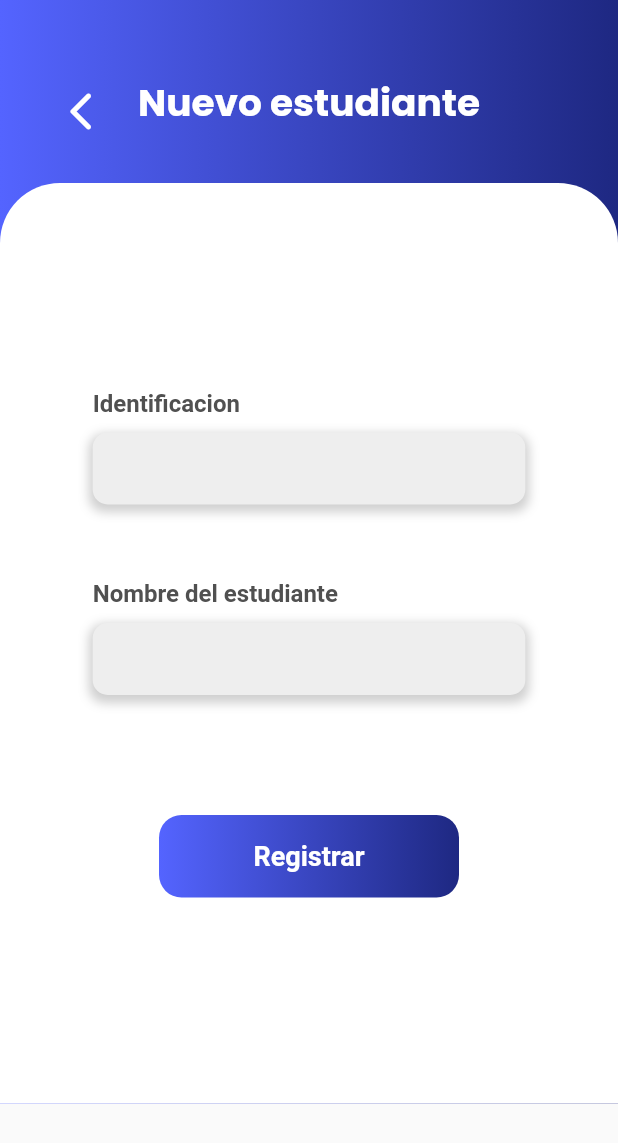
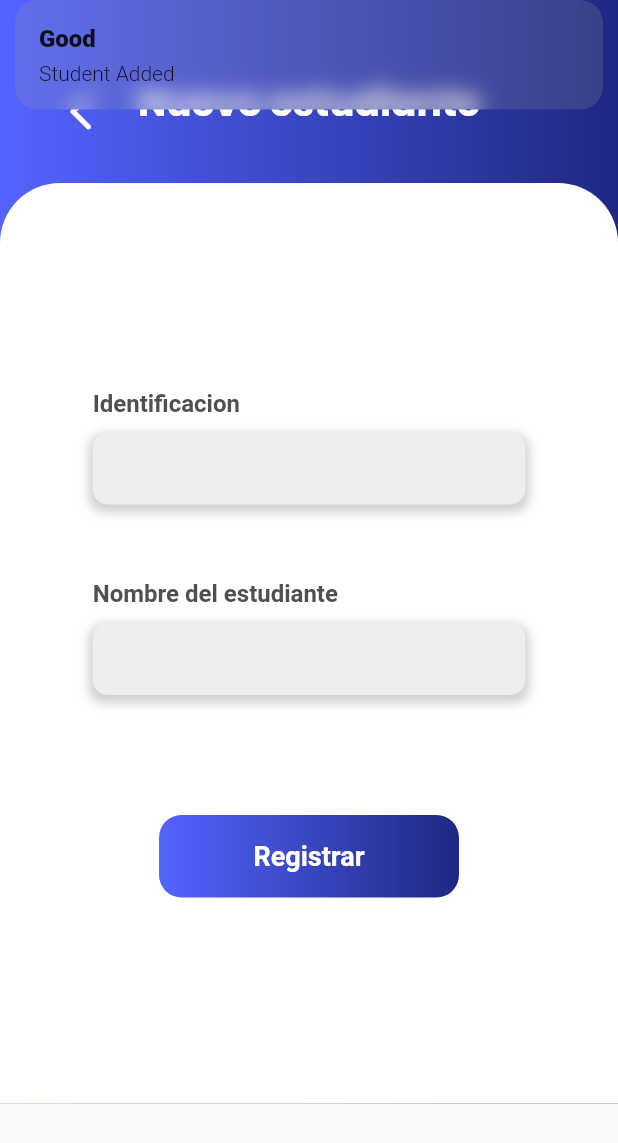
Before and after one commit to Ricarsur/ACADOCEN, a Flutter app: the NewStudent screen opened directly, after a tap on "Registrar", on a phone screen of 412 x 824 dp. Shown: the top 1143 px of the screen. Run offline on Flutter 3.47's test engine with Material 2 defaults, Android fonts, the phone set to English and light mode, and no system bars; our stand-ins replace cloud_firestore, firebase_auth, firebase_core, flutter_spinkit, flutter_svg, get and 2 more; missing offline and left inert: qr_code_scanner, week_of_year, weekly_date_picker; accounts and stored records are empty; project files that could hold a hidden picture were left out.

Commit message:
student add firebase

```diff
--- a/lib/UI/pages/course/course_list.dart
+++ b/lib/UI/pages/course/course_list.dart
@@ -1,6 +1,6 @@
 import 'package:acadocen/UI/widgets/card_course.dart';
 import 'package:acadocen/UI/widgets/widgets.dart';
-import 'package:acadocen/domain/services/user/data_profile.dart';
+import 'package:acadocen/domain/services/materia/data_profile.dart';
 import 'package:flutter/material.dart';
 
 class CourseList extends StatefulWidget {
--- a/lib/UI/pages/course/new_course.dart
+++ b/lib/UI/pages/course/new_course.dart
@@ -1,7 +1,6 @@
 import 'package:acadocen/UI/pages/pages.dart';
-import 'package:acadocen/domain/services/Materia/consul_materia.dart';
-import 'package:acadocen/domain/services/Materia/materia.dart';
-import 'package:acadocen/domain/services/user/data_profile.dart';
+import 'package:acadocen/models/materia.dart';
+import 'package:acadocen/domain/services/materia/data_profile.dart';
 import 'package:flutter/material.dart';
 import 'package:get/get.dart';
 
@@ -13,7 +12,6 @@ class NewCourse extends StatefulWidget {
 }
 
 class _NewCourseState extends State<NewCourse> {
-  DataCourse dataCourse = DataCourse();
   DataProfile dataProfile = DataProfile();
   final TextEditingController _nameCourse = TextEditingController();
 
--- a/lib/UI/pages/students/new_student.dart
+++ b/lib/UI/pages/students/new_student.dart
@@ -1,13 +1,19 @@
 import 'package:acadocen/UI/pages/pages.dart';
-import 'package:acadocen/domain/services/Materia/consul_materia.dart';
-import 'package:acadocen/domain/services/Materia/materia.dart';
-import 'package:acadocen/domain/services/user/data_profile.dart';
+import 'package:acadocen/domain/services/student/data_student.dart';
+import 'package:acadocen/models/estudiante.dart';
+import 'package:acadocen/models/materia.dart';
 import 'package:flutter/material.dart';
 
-class NewStudent extends StatelessWidget {
-  DataCourse dataCourse = DataCourse();
+class NewStudent extends StatefulWidget {
+  final String? idCourse;
+  final String? idGroup;
+  const NewStudent({super.key, this.idCourse, this.idGroup});
+  @override
+  State<NewStudent> createState() => _NewStudentState();
+}
 
-  DataProfile dataProfile = DataProfile();
+class _NewStudentState extends State<NewStudent> {
+  DataStudent student = DataStudent();
 
   final TextEditingController _nombreEstudent = TextEditingController();
 
@@ -43,10 +49,13 @@ class NewStudent extends StatelessWidget {
                     Button(
                       text: 'Registrar',
                       onPressed: () async {
-                        await dataProfile.createMateria(
-                          Materia(
-                            nombreCourse: _nombreEstudent.text,
-                          ),
+                        await student.createStudent(
+                          Estudiante(
+                              nombre: _nombreEstudent.text,
+                              uid: _idEstudent.text,
+                              materia: Materia(
+                                  nombreCourse: widget.idCourse,
+                                  numberGoup: widget.idGroup)),
                         );
                       },
                       width: 200,
--- a/lib/UI/widgets/card_course.dart
+++ b/lib/UI/widgets/card_course.dart
@@ -1,7 +1,7 @@
 import 'package:acadocen/UI/ui.dart';
 import 'package:flutter/material.dart';
 
-import '../../domain/services/user/data_profile.dart';
+import '../../domain/services/materia/data_profile.dart';
 
 class CardCourse extends StatelessWidget {
   final String name;
--- a/lib/UI/widgets/card_group.dart
+++ b/lib/UI/widgets/card_group.dart
@@ -1,7 +1,7 @@
 import 'package:acadocen/UI/ui.dart';
 import 'package:flutter/material.dart';
 
-import '../../domain/services/user/data_profile.dart';
+import '../../domain/services/materia/data_profile.dart';
 
 class CardGroup extends StatelessWidget {
   final String couser;
--- a/lib/domain/services/Materia/consul_materia.dart
+++ /dev/null
@@ -1,22 +0,0 @@
-import 'package:cloud_firestore/cloud_firestore.dart';
-import 'package:firebase_auth/firebase_auth.dart';
-
-final FirebaseAuth auth = FirebaseAuth.instance;
-
-class DataCourse {
-  late final List<dynamic> course;
-  Future consultarCourse() async {
-    final User? user = auth.currentUser;
-    final uid = user!.uid;
-    await FirebaseFirestore.instance
-        .collection('usuario')
-        .doc(user.uid)
-        .collection('materias')
-        .get()
-        .then((QuerySnapshot querySnapshot) {
-      querySnapshot.docs.forEach((doc) {
-        course.add(doc.data());
-      });
-    });
-  }
-}
--- a/lib/domain/services/user/data_profile.dart
+++ b/lib/domain/services/materia/data_profile.dart
@@ -1,5 +1,5 @@
 import 'package:acadocen/domain/controller/control_user.dart';
-import 'package:acadocen/domain/services/Materia/materia.dart';
+import 'package:acadocen/models/materia.dart';
 import 'package:cloud_firestore/cloud_firestore.dart';
 import 'package:firebase_auth/firebase_auth.dart';
 import 'package:get/get.dart';
@@ -34,7 +34,8 @@ class DataProfile {
         .collection('materias')
         .doc(materia.uid)
         .collection('grupos')
-        .add({'nombre': materia.numberGoup})
+        .doc(materia.numberGoup)
+        .set({'nombre': materia.numberGoup})
         .then((value) => Get.snackbar('Good', 'Group Added'))
         .catchError(
             (error) => Get.snackbar('Error', 'Failed to add group: $error'));
--- /dev/null
+++ b/lib/domain/services/student/data_student.dart
@@ -0,0 +1,32 @@
+import 'package:acadocen/models/estudiante.dart';
+import 'package:cloud_firestore/cloud_firestore.dart';
+import 'package:firebase_auth/firebase_auth.dart';
+import 'package:get/get.dart';
+
+final FirebaseAuth auth = FirebaseAuth.instance;
+
+class DataStudent {
+  List<Estudiante> dataID = [];
+
+  Future createStudent(Estudiante estudiante) async {
+    final User? user = auth.currentUser;
+    final uid = user!.uid;
+    await FirebaseFirestore.instance
+        .collection('usuario')
+        .doc(user.uid)
+        .collection('materias')
+        .doc(estudiante.materia.nombreCourse)
+        .collection('grupos')
+        .doc(estudiante.materia.numberGoup)
+        .collection('estudiantes')
+        .add({
+          'uid': user.uid,
+          'nombre': estudiante.nombre,
+          'materia:': estudiante.materia.nombreCourse,
+          'grupo': estudiante.materia.numberGoup
+        })
+        .then((value) => Get.snackbar('Good', 'Student Added'))
+        .catchError(
+            (error) => Get.snackbar('Error', 'Failed to add student: $error'));
+  }
+}
--- /dev/null
+++ b/lib/models/estudiante.dart
@@ -0,0 +1,8 @@
+import 'package:acadocen/models/materia.dart';
+
+class Estudiante {
+  final String nombre;
+  final String uid;
+  Materia materia;
+  Estudiante({required this.nombre, required this.uid, required this.materia});
+}
```
Also changed, not shown: lib/UI/pages/group/group_list.dart (+6 -3 lines), lib/UI/pages/group/new_group.dart (renamed from lib/UI/pages/course/new_group.dart, +3 -6 lines), lib/UI/pages/students/students_list.dart (+7 -2 lines), lib/models/materia.dart (renamed from lib/domain/services/Materia/materia.dart).
